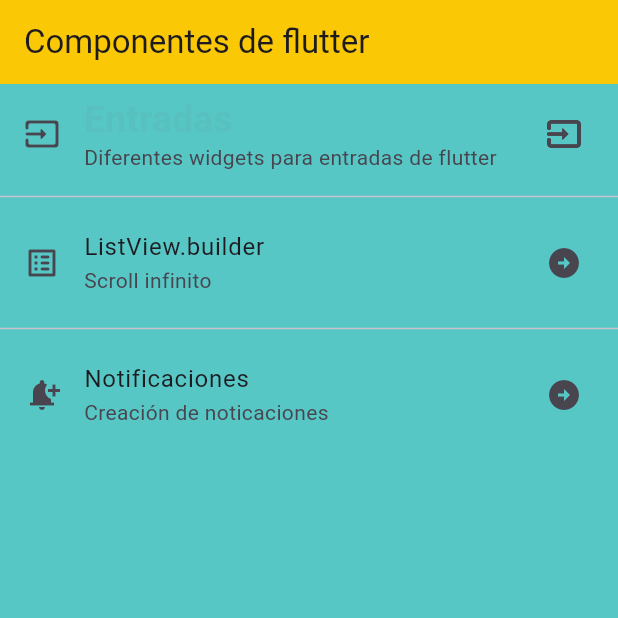
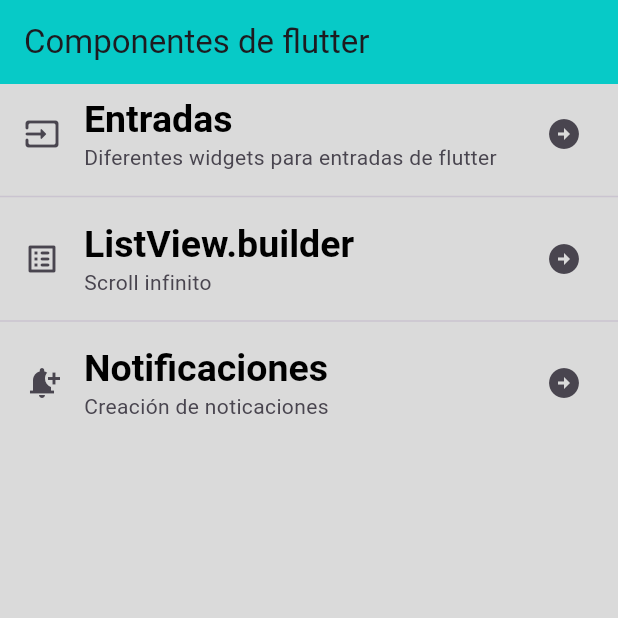
Before and after one commit to DiegoARomeroH/componentes_Flutter, a Flutter app: the screen it shows after launch, on a phone screen of 412 x 824 dp, the top half of it. Run offline on Flutter 3.47's test engine with Material 3 defaults, Android fonts, the phone set to English and light mode, and no system bars.

Commit message:
Refactoring and creating the AppTheme class

```diff
--- a/lib/main_app.dart
+++ b/lib/main_app.dart
@@ -1,5 +1,6 @@
 import 'package:flutter/material.dart';
-import 'package:parctica_3_flutter/home_screen.dart';
+import 'package:parctica_3_flutter/screens/home_screen.dart';
+import 'package:parctica_3_flutter/theme/app_theme.dart';
 
 class MainApp extends StatelessWidget {
   const MainApp({super.key});
@@ -9,18 +10,7 @@
     return MaterialApp(
       debugShowCheckedModeBanner: false,
       home: const HomeScreen(),
-      theme: ThemeData(
-        scaffoldBackgroundColor: const Color.fromARGB(169, 0, 170, 167),
-        appBarTheme: const AppBarTheme(color: Color.fromARGB(248, 255, 200, 0)),
-        textTheme: const TextTheme(
-          headlineLarge: TextStyle(
-            color: Color.fromARGB(21, 110, 110, 110),
-            fontSize: 25.0,
-            fontWeight: FontWeight.bold,
-          ),
-
-        ),
-      ),
+      theme: AppTheme.lightTheme,
     );
   }
 }
--- a/lib/home_screen.dart
+++ b/lib/screens/home_screen.dart
@@ -17,23 +17,28 @@
               style: Theme.of(context).textTheme.headlineLarge,
               ),
               subtitle: const Text('Diferentes widgets para entradas de flutter'),
-              trailing: const Icon(Icons.input_outlined),
+              trailing: const Icon(Icons.arrow_circle_right),
             ),
             const Divider(),
 
-            const ListTile(
-              leading:  Icon(Icons.list_alt_rounded),
-              title: Text('ListView.builder'),
-              subtitle: Text('Scroll infinito'),
-              trailing: Icon(Icons.arrow_circle_right),
+            ListTile(
+              leading:  const Icon(Icons.list_alt_rounded),
+              title: Text('ListView.builder',
+              style: Theme.of(context).textTheme.headlineLarge
+              ),
+              subtitle: const Text('Scroll infinito'),
+              trailing: const Icon(Icons.arrow_circle_right),
 
             ),
             const Divider(),
-            const ListTile(
-              leading: Icon(Icons.notification_add),
-              title: Text('Notificaciones'),
-              subtitle: Text('Creación de noticaciones'),
-              trailing: Icon(Icons.arrow_circle_right),
+
+            ListTile(
+              leading: const Icon(Icons.notification_add),
+              title: Text('Notificaciones',
+              style: Theme.of(context).textTheme.headlineLarge
+              ),
+              subtitle: const Text('Creación de noticaciones'),
+              trailing: const Icon(Icons.arrow_circle_right),
             ),
           ],
         )
--- /dev/null
+++ b/lib/theme/app_theme.dart
@@ -0,0 +1,20 @@
+import 'package:flutter/material.dart';
+
+class AppTheme{
+  static const maincolor = Color.fromARGB(248, 1, 202, 199);
+  static const backColor = Color.fromARGB(169, 199, 199, 199);
+
+
+  // Declaraciones del tema
+  static final ThemeData lightTheme = ThemeData.light().copyWith(
+    scaffoldBackgroundColor: backColor,
+        appBarTheme: const AppBarTheme(color: maincolor),
+        textTheme: const TextTheme(
+          headlineLarge: TextStyle(
+            color: Color.fromARGB(255, 0, 0, 0),
+            fontSize: 25.0,
+            fontWeight: FontWeight.bold,
+          ),
+        ),
+  );
+}
```
